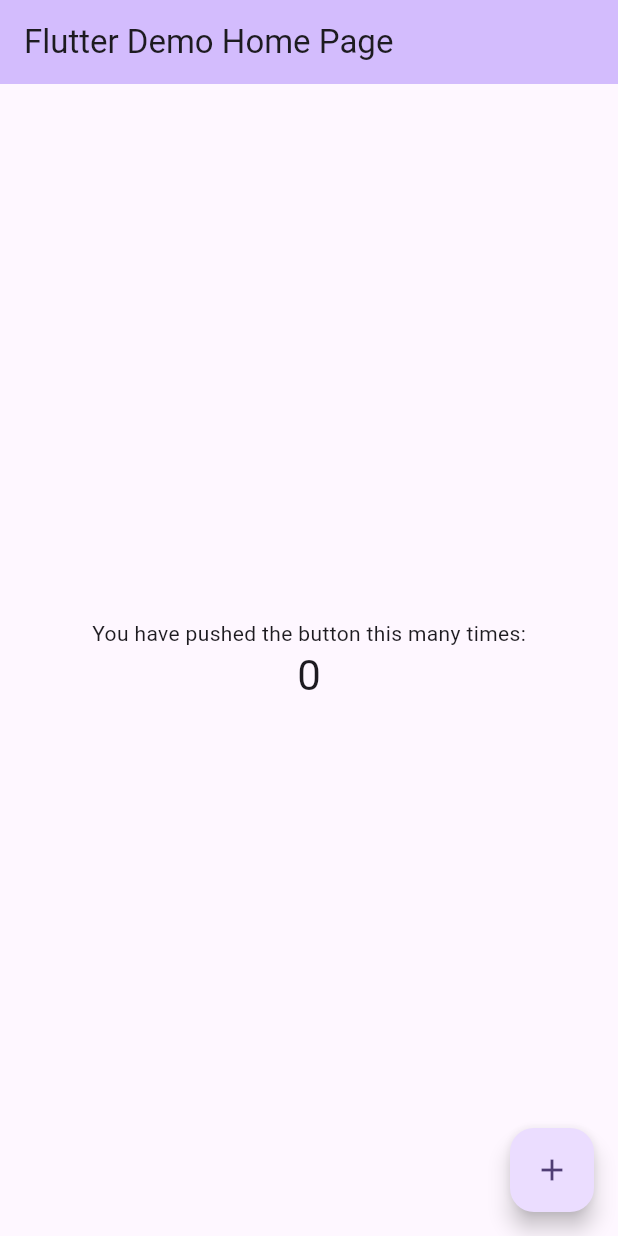
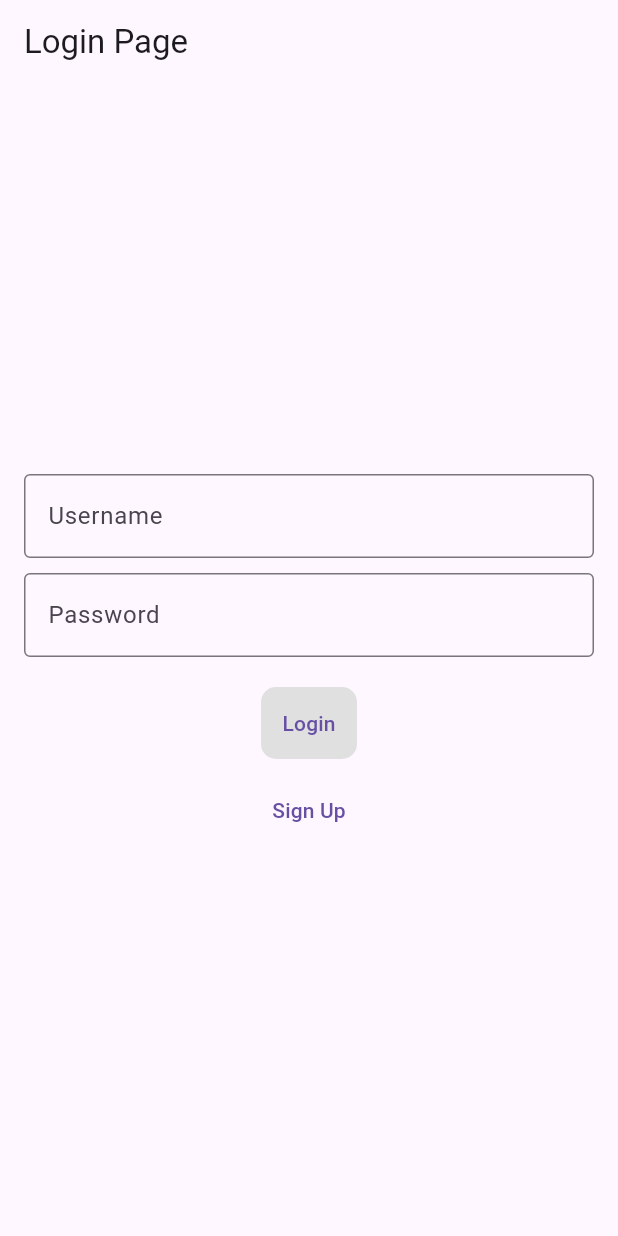
Before and after one commit to firass-a/food-generator, a Flutter app: the screen it shows after launch, on a phone screen of 412 x 824 dp. Run offline on Flutter 3.47's test engine with Material 3 defaults, Android fonts, the phone set to English and light mode, and no system bars; our stand-ins replace flutter_riverpod.

Commit message:
added tasks , screens and starting the camera implimentation

```diff
--- a/foodie/lib/main.dart
+++ b/foodie/lib/main.dart
@@ -1,122 +1,16 @@
 import 'package:flutter/material.dart';
+import 'package:flutter_riverpod/flutter_riverpod.dart';
+import 'package:foodie/screens/loginpage.dart';
 
 void main() {
-  runApp(const MyApp());
+  runApp(ProviderScope(child: const MyApp()));
 }
 
 class MyApp extends StatelessWidget {
   const MyApp({super.key});
 
-  // This widget is the root of your application.
   @override
   Widget build(BuildContext context) {
-    return MaterialApp(
-      title: 'Flutter Demo',
-      theme: ThemeData(
-        // This is the theme of your application.
-        //
-        // TRY THIS: Try running your application with "flutter run". You'll see
-        // the application has a purple toolbar. Then, without quitting the app,
-        // try changing the seedColor in the colorScheme below to Colors.green
-        // and then invoke "hot reload" (save your changes or press the "hot
-        // reload" button in a Flutter-supported IDE, or press "r" if you used
-        // the command line to start the app).
-        //
-        // Notice that the counter didn't reset back to zero; the application
-        // state is not lost during the reload. To reset the state, use hot
-        // restart instead.
-        //
-        // This works for code too, not just values: Most code changes can be
-        // tested with just a hot reload.
-        colorScheme: ColorScheme.fromSeed(seedColor: Colors.deepPurple),
-      ),
-      home: const MyHomePage(title: 'Flutter Demo Home Page'),
-    );
+    return MaterialApp(title: 'Foodie', home: Loginpage());
   }
 }
-
-class MyHomePage extends StatefulWidget {
-  const MyHomePage({super.key, required this.title});
-
-  // This widget is the home page of your application. It is stateful, meaning
-  // that it has a State object (defined below) that contains fields that affect
-  // how it looks.
-
-  // This class is the configuration for the state. It holds the values (in this
-  // case the title) provided by the parent (in this case the App widget) and
-  // used by the build method of the State. Fields in a Widget subclass are
-  // always marked "final".
-
-  final String title;
-
-  @override
-  State<MyHomePage> createState() => _MyHomePageState();
-}
-
-class _MyHomePageState extends State<MyHomePage> {
-  int _counter = 0;
-
-  void _incrementCounter() {
-    setState(() {
-      // This call to setState tells the Flutter framework that something has
-      // changed in this State, which causes it to rerun the build method below
-      // so that the display can reflect the updated values. If we changed
-      // _counter without calling setState(), then the build method would not be
-      // called again, and so nothing would appear to happen.
-      _counter++;
-    });
-  }
-
-  @override
-  Widget build(BuildContext context) {
-    // This method is rerun every time setState is called, for instance as done
-    // by the _incrementCounter method above.
-    //
-    // The Flutter framework has been optimized to make rerunning build methods
-    // fast, so that you can just rebuild anything that needs updating rather
-    // than having to individually change instances of widgets.
-    return Scaffold(
-      appBar: AppBar(
-        // TRY THIS: Try changing the color here to a specific color (to
-        // Colors.amber, perhaps?) and trigger a hot reload to see the AppBar
-        // change color while the other colors stay the same.
-        backgroundColor: Theme.of(context).colorScheme.inversePrimary,
-        // Here we take the value from the MyHomePage object that was created by
-        // the App.build method, and use it to set our appbar title.
-        title: Text(widget.title),
-      ),
-      body: Center(
-        // Center is a layout widget. It takes a single child and positions it
-        // in the middle of the parent.
-        child: Column(
-          // Column is also a layout widget. It takes a list of children and
-          // arranges them vertically. By default, it sizes itself to fit its
-          // children horizontally, and tries to be as tall as its parent.
-          //
-          // Column has various properties to control how it sizes itself and
-          // how it positions its children. Here we use mainAxisAlignment to
-          // center the children vertically; the main axis here is the vertical
-          // axis because Columns are vertical (the cross axis would be
-          // horizontal).
-          //
-          // TRY THIS: Invoke "debug painting" (choose the "Toggle Debug Paint"
-          // action in the IDE, or press "p" in the console), to see the
-          // wireframe for each widget.
-          mainAxisAlignment: MainAxisAlignment.center,
-          children: <Widget>[
-            const Text('You have pushed the button this many times:'),
-            Text(
-              '$_counter',
-              style: Theme.of(context).textTheme.headlineMedium,
-            ),
-          ],
-        ),
-      ),
-      floatingActionButton: FloatingActionButton(
-        onPressed: _incrementCounter,
-        tooltip: 'Increment',
-        child: const Icon(Icons.add),
-      ), // This trailing comma makes auto-formatting nicer for build methods.
-    );
-  }
-}
--- /dev/null
+++ b/foodie/lib/screens/loginpage.dart
@@ -0,0 +1,60 @@
+import 'package:flutter/material.dart';
+import 'package:foodie/screens/homepage.dart';
+
+class Loginpage extends StatelessWidget {
+  const Loginpage({super.key});
+
+  @override
+  Widget build(BuildContext context) {
+    return Scaffold(
+      appBar: AppBar(title: Text('Login Page')),
+      body: Center(
+        child: Padding(
+          padding: const EdgeInsets.all(16.0),
+          child: Column(
+            mainAxisAlignment: MainAxisAlignment.center,
+            children: [
+              TextField(
+                decoration: InputDecoration(
+                  border: OutlineInputBorder(),
+                  labelText: 'Username',
+                ),
+              ),
+              SizedBox(height: 10),
+              TextField(
+                obscureText: true,
+                decoration: InputDecoration(
+                  border: OutlineInputBorder(),
+                  labelText: 'Password',
+                ),
+              ),
+              SizedBox(height: 20),
+              Container(
+                decoration: BoxDecoration(
+                  color: Colors.grey[300],
+                  borderRadius: BorderRadius.circular(10),
+                ),
+                child: TextButton(
+                  onPressed: () {
+                    Navigator.push(
+                      context,
+                      MaterialPageRoute(builder: (context) => MyHomePgae()),
+                    );
+                  },
+                  child: Text('Login'),
+                ),
+              ),
+              SizedBox(height: 10),
+              TextButton(
+                onPressed: () {
+                  // Handle sign up action
+                },
+                child: Text('Sign Up'),
+              ),
+            ],
+          ),
+        ),
+      ),
+    );
+  }
+}
```
Also changed, not shown: foodie/lib/modules/tasks.dart (added, +9 -0 lines), foodie/lib/providers/taskprovider.dart (added, +24 -0 lines), foodie/lib/screens/homepage.dart (added, +62 -0 lines), foodie/lib/screens/planning.dart (added, +10 -0 lines), foodie/lib/screens/quiz.dart (added, +10 -0 lines), foodie/lib/screens/resumepage.dart (added, +10 -0 lines), foodie/lib/screens/solveex.dart (added, +26 -0 lines), foodie/pubspec.yaml (+8 -0 lines), foodie/lib/services/service.dart (added), foodie/pubspec.lock.
